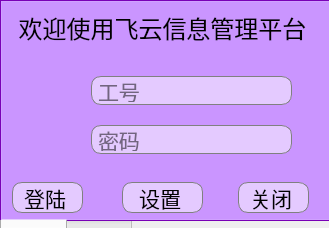
Old version of the form 登陆.ui in the repository 405218718/QMS.
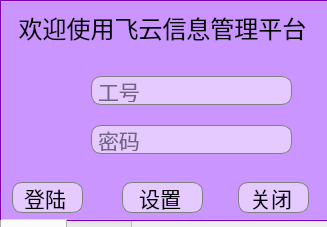
New version of the form. Icons and pictures are not drawn.

```diff
--- a/登陆.ui
+++ b/登陆.ui
@@ -12,8 +12,8 @@
    <rect>
     <x>0</x>
     <y>0</y>
-    <width>329</width>
-    <height>228</height>
+    <width>327</width>
+    <height>227</height>
    </rect>
   </property>
   <property name="sizePolicy">
```
